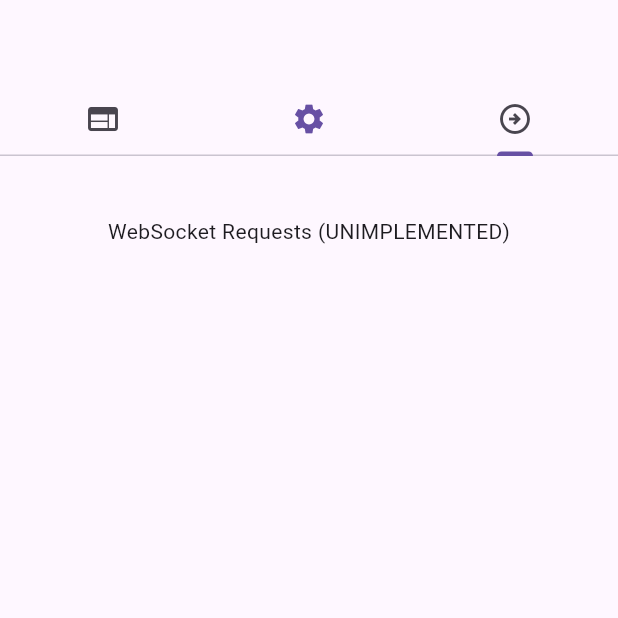
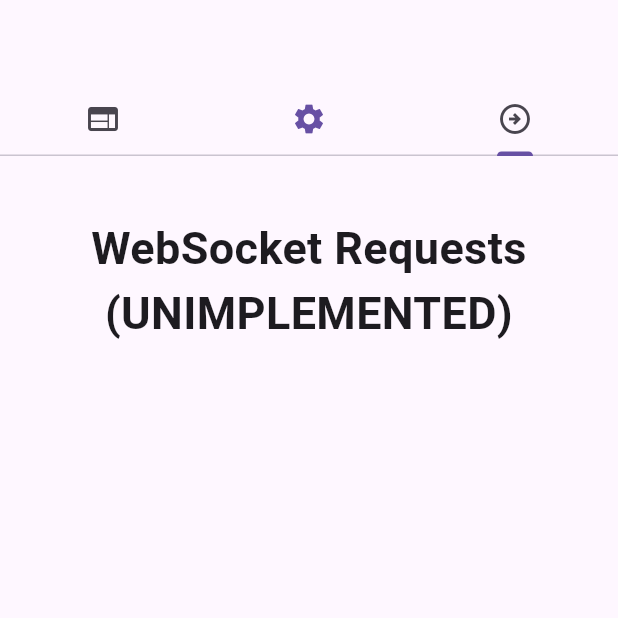
Before and after one commit to malawarecreator/request_pengui, a Flutter app: the screen it shows after launch, tab 3 chosen, on a phone screen of 412 x 824 dp, the top half of it. Run offline on Flutter 3.47's test engine with Material 3 defaults, Android fonts, the phone set to English and light mode, and no system bars.

```diff
--- a/lib/main.dart
+++ b/lib/main.dart
@@ -218,7 +218,7 @@ class _MainAppState extends State<MainApp> {
           SingleChildScrollView(child: Column(
             children: [
               SizedBox(height: 40,),
-              Text("WebSocket Requests (UNIMPLEMENTED)"),
+              Text("WebSocket Requests (UNIMPLEMENTED)", textAlign: TextAlign.center , style: TextStyle(fontWeight: FontWeight.bold, fontSize: 30),),
 
             ],
           ),)
```
Also changed, not shown: assets/icon/icon.png.
